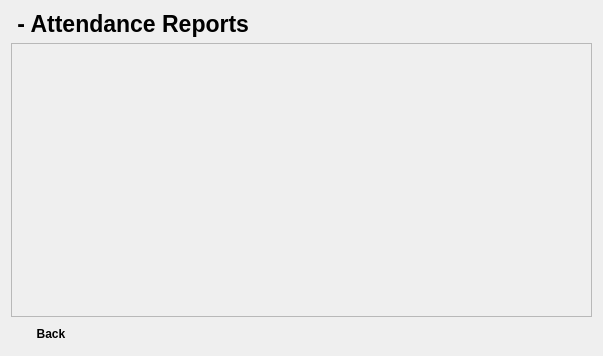
acedron/ace-class-utility, file AceClassUtility_AttendanceReports/aceclassutility_attendancereports.ui: the form before one commit.
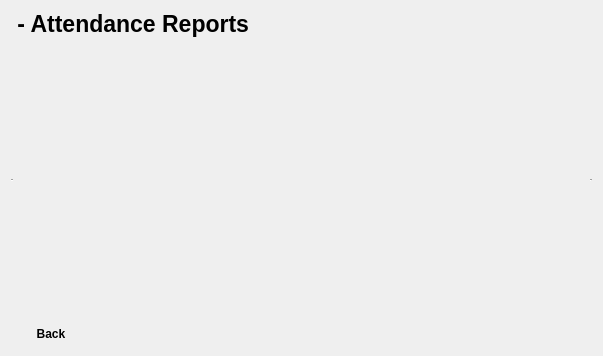
The form after the commit. Icons and pictures are not drawn.

Patch:
```diff
--- a/AceClassUtility_AttendanceReports/aceclassutility_attendancereports.ui
+++ b/AceClassUtility_AttendanceReports/aceclassutility_attendancereports.ui
@@ -88,6 +88,9 @@
    </item>
    <item row="1" column="0">
     <widget class="QScrollArea" name="attendanceReports">
+     <property name="frameShape">
+      <enum>QFrame::HLine</enum>
+     </property>
      <property name="widgetResizable">
       <bool>true</bool>
      </property>
@@ -96,8 +99,8 @@
        <rect>
         <x>0</x>
         <y>0</y>
-        <width>583</width>
-        <height>267</height>
+        <width>581</width>
+        <height>265</height>
        </rect>
       </property>
      </widget>
```
Left out of the diff: 3 changed lines with no effect on the pictures.
